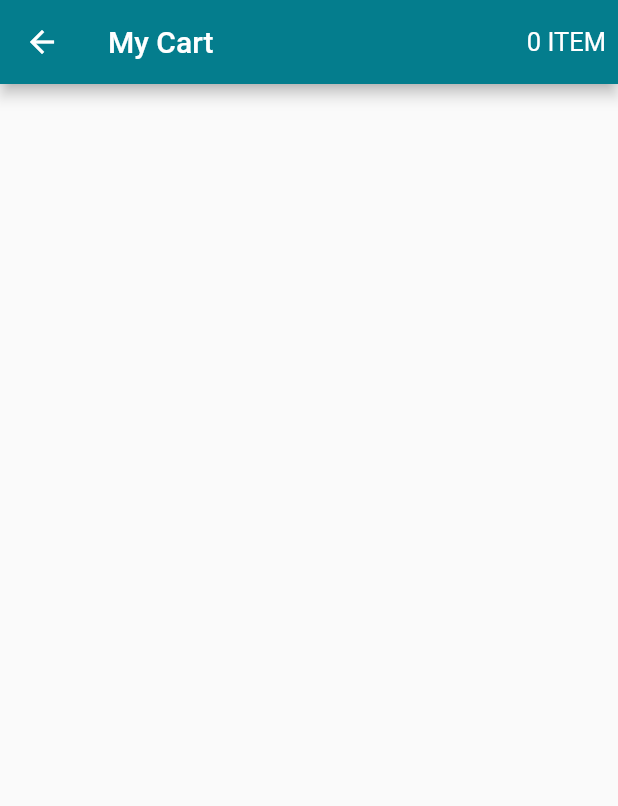
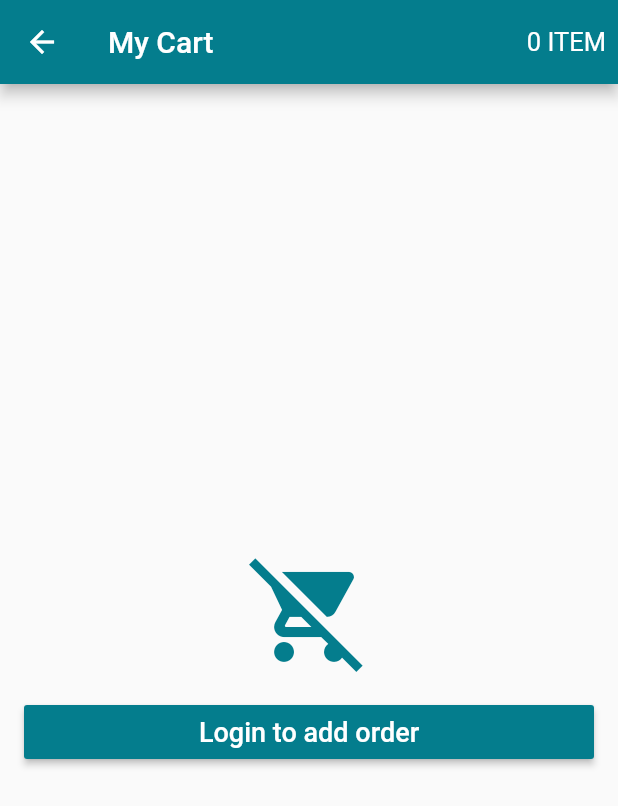
Before and after one commit to kiraitami/pizza-flutter, a Flutter app: the CartScreen screen opened directly, on a phone screen of 412 x 824 dp. Shown: the top 806 px of the screen. Run offline on Flutter 3.47's test engine with Material 2 defaults, Android fonts, the phone set to English and light mode, and no system bars; our stand-ins replace carousel_pro, cloud_firestore, firebase_auth, transparent_image; accounts and stored records are empty.

Commit message:
cart screen

```diff
--- a/lib/models/user_model.dart
+++ b/lib/models/user_model.dart
@@ -106,5 +106,4 @@ class User extends Model {
     notifyListeners();
   }
 
-
 }
--- a/lib/screens/cart_screen.dart
+++ b/lib/screens/cart_screen.dart
@@ -1,5 +1,10 @@
 import 'package:flutter/material.dart';
 import 'package:flutter_app_virtual_market/models/cart_model.dart';
+import 'package:flutter_app_virtual_market/models/user_model.dart';
+import 'package:flutter_app_virtual_market/screens/login_screen.dart';
+import 'package:flutter_app_virtual_market/tiles/cart_tile.dart';
+import 'package:flutter_app_virtual_market/widgets/cart_price.dart';
+import 'package:flutter_app_virtual_market/widgets/discount_card.dart';
 import 'package:scoped_model/scoped_model.dart';
 
 class CartScreen extends StatelessWidget {
@@ -22,6 +27,66 @@ class CartScreen extends StatelessWidget {
           )
         ],
       ),
+      body: ScopedModelDescendant<CartModel>(
+        builder: (context, child, model){
+          if(model.isLoading && User.of(context).isLoggedIn()){
+            return Center(
+              child: CircularProgressIndicator()
+            );
+          }
+
+          else if (!User.of(context).isLoggedIn()){
+            return Container(
+              padding: EdgeInsets.all(16.0),
+              child: Column(
+                crossAxisAlignment: CrossAxisAlignment.stretch,
+                mainAxisAlignment: MainAxisAlignment.center,
+                children: <Widget>[
+                  Icon(Icons.remove_shopping_cart,
+                  size: 80.0, color: Theme.of(context).primaryColor),
+
+                  SizedBox(height: 16.0),
+
+                  RaisedButton(
+                    child: Text('Login to add order', style: TextStyle(fontSize: 18.0)),
+                    textColor: Colors.white,
+                    color: Theme.of(context).primaryColor,
+                    onPressed: (){
+                      Navigator.of(context).push(
+                        MaterialPageRoute(builder: (context) => LoginScreen())
+                      );
+                    },
+                  )
+                ],
+              ),
+            );
+          }
+
+          else if ( model.productList == null || model.productList.isEmpty ){
+            return Center(
+              child: Text('Cart is Empty',
+                style: TextStyle(fontSize: 20.0, fontWeight: FontWeight.bold),
+                textAlign: TextAlign.center),
+            );
+          }
+
+          else {
+            return ListView(
+              children: <Widget>[
+                Column(
+                  children: model.productList.map((product){
+                    return CartTile(product);
+                  }).toList(),
+                ),
+
+                DiscountCard(),
+
+                CartPrice((){})
+              ],
+            );
+          }
+        }
+      )
     );
   }
 }
--- a/lib/screens/product_screen.dart
+++ b/lib/screens/product_screen.dart
@@ -114,7 +114,7 @@ class _ProductScreenState extends State<ProductScreen> {
                         CartProduct cartProduct = CartProduct();
                         cartProduct.size = desiredSize;
                         cartProduct.amount = 1;
-                        cartProduct.cart_id = product.id;
+                        cartProduct.product_id = product.id;
                         cartProduct.category = product.category;
 
                         CartModel.of(context).addCartItem(cartProduct);
```
Also changed, not shown: lib/models/cart_model.dart (+62 -1 lines), lib/tiles/cart_tile.dart (added, +115 -0 lines), lib/widgets/cart_price.dart (added, +76 -0 lines), lib/widgets/discount_card.dart (added, +53 -0 lines).
